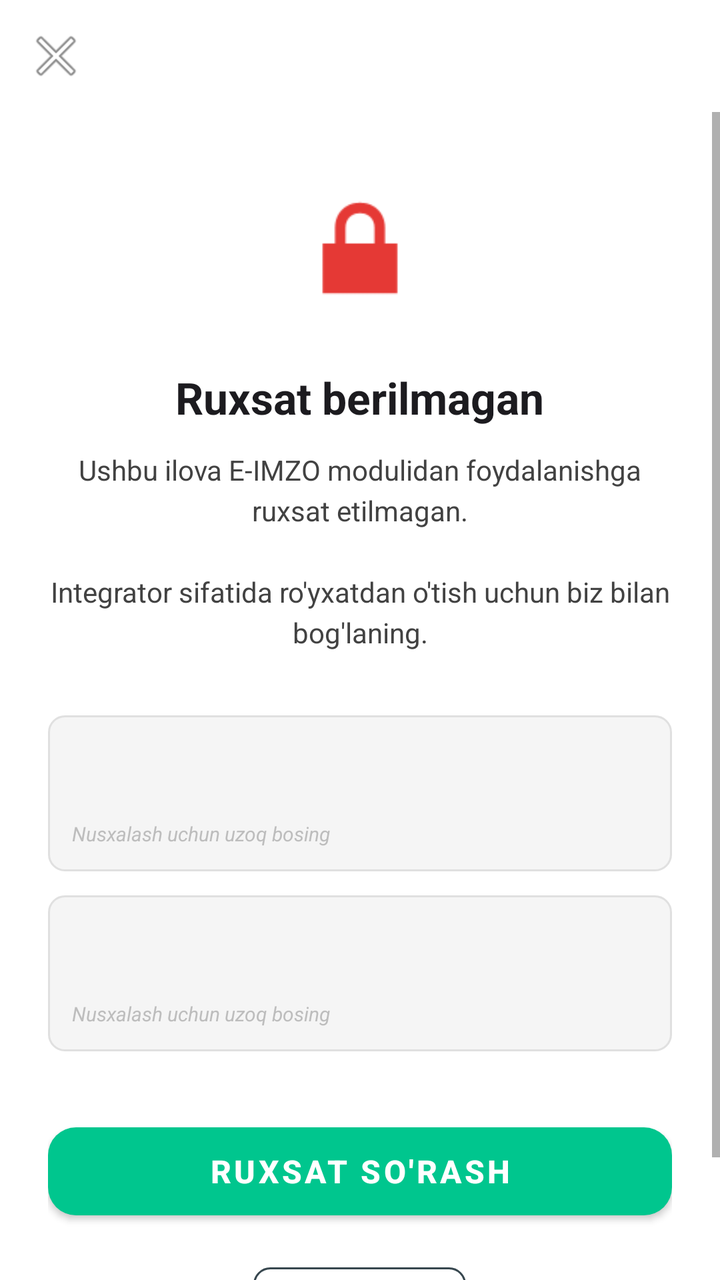
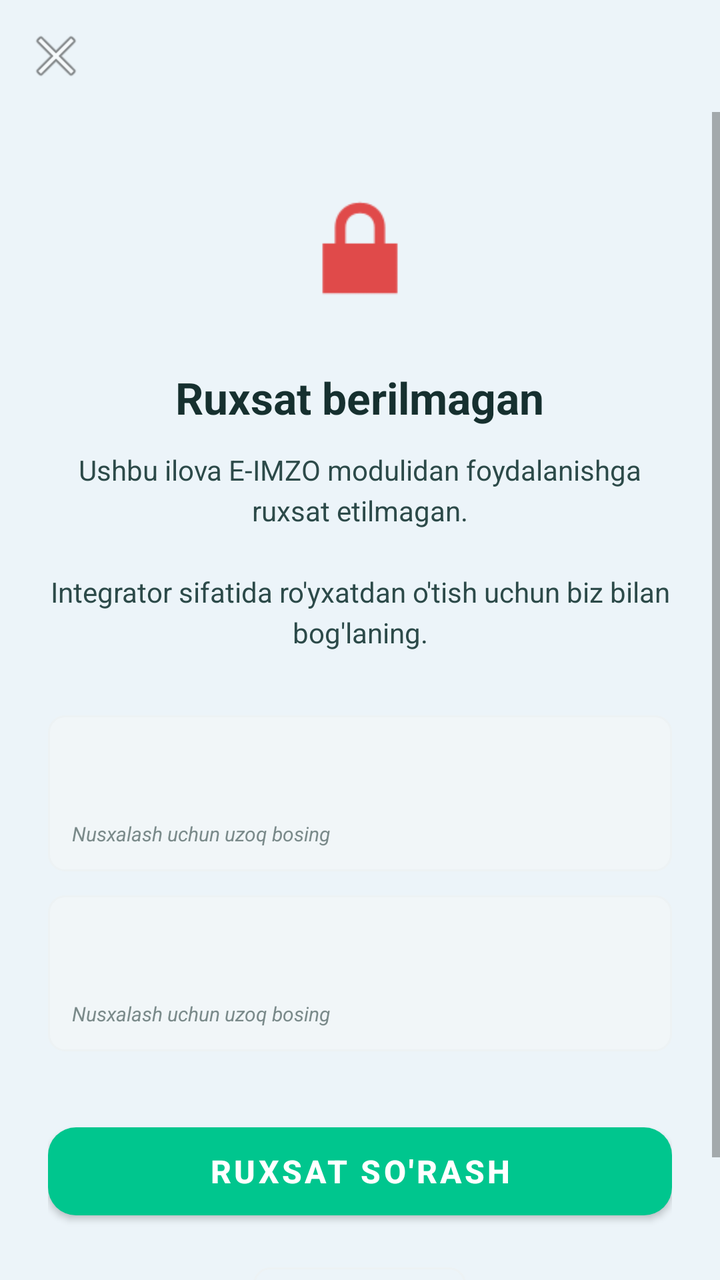

An Android layout rendered at two revisions. The XML below is the earlier revision; the diff shows what the commit changed to produce the second picture.
<!-- AndroidManifest.xml: fallback theme Theme.MaterialComponents.DayNight.NoActionBar -->
<!-- res/layout/eimzo_activity_blocked_app.xml -->
<?xml version="1.0" encoding="utf-8"?>
<LinearLayout
    xmlns:android="http://schemas.android.com/apk/res/android"
    xmlns:app="http://schemas.android.com/apk/res-auto"
    android:layout_width="match_parent"
    android:layout_height="match_parent"
    android:orientation="vertical"
    android:background="#FFFFFF">

    <androidx.appcompat.widget.Toolbar
        android:id="@+id/eimzoBlockedToolbar"
        android:layout_width="match_parent"
        android:layout_height="?attr/actionBarSize"
        android:background="#FFFFFF"
        app:navigationIcon="@android:drawable/ic_menu_close_clear_cancel"
        app:titleTextColor="#1C1B1F" />

    <ScrollView
        android:layout_width="match_parent"
        android:layout_height="match_parent"
        android:fillViewport="true">

        <LinearLayout
            android:layout_width="match_parent"
            android:layout_height="wrap_content"
            android:orientation="vertical"
            android:gravity="center_horizontal"
            android:paddingHorizontal="24dp"
            android:paddingTop="32dp"
            android:paddingBottom="32dp">

            <ImageView
                android:layout_width="72dp"
                android:layout_height="72dp"
                android:src="@android:drawable/ic_lock_lock"
                app:tint="#E53935"
                android:contentDescription="@null" />

            <TextView
                android:layout_width="wrap_content"
                android:layout_height="wrap_content"
                android:layout_marginTop="24dp"
                android:text="Ruxsat berilmagan"
                android:textColor="#1C1B1F"
                android:textSize="22sp"
                android:textStyle="bold"
                android:gravity="center" />

            <TextView
                android:layout_width="match_parent"
                android:layout_height="wrap_content"
                android:layout_marginTop="12dp"
                android:text="Ushbu ilova E-IMZO modulidan foydalanishga ruxsat etilmagan.\n\nIntegrator sifatida ro'yxatdan o'tish uchun biz bilan bog'laning."
                android:textColor="#424242"
                android:textSize="14sp"
                android:lineSpacingExtra="4dp"
                android:gravity="center" />

            
            <include
                android:id="@+id/cardPackage"
                layout="@layout/eimzo_blocked_info_card"
                android:layout_width="match_parent"
                android:layout_height="wrap_content"
                android:layout_marginTop="32dp" />

            
            <include
                android:id="@+id/cardError"
                layout="@layout/eimzo_blocked_info_card"
                android:layout_width="match_parent"
                android:layout_height="wrap_content"
                android:layout_marginTop="12dp" />

            
            <com.google.android.material.button.MaterialButton
                android:id="@+id/btnRequestAccess"
                android:layout_width="match_parent"
                android:layout_height="56dp"
                android:layout_marginTop="32dp"
                android:text="Ruxsat so'rash"
                android:textSize="16sp"
                android:textStyle="bold"
                app:cornerRadius="14dp"
                app:backgroundTint="#00C68E" />

            
            <TextView
                android:id="@+id/tvContactEmail"
                android:layout_width="wrap_content"
                android:layout_height="wrap_content"
                android:layout_marginTop="20dp"
                android:paddingHorizontal="20dp"
                android:paddingVertical="12dp"
                android:text="info@yt.uz"
                android:textColor="#1976D2"
                android:textSize="14sp"
                android:background="@drawable/eimzo_blocked_email_border" />
        </LinearLayout>
    </ScrollView>
</LinearLayout>
<!-- res/layout/eimzo_blocked_info_card.xml (included above) -->
<?xml version="1.0" encoding="utf-8"?>
<LinearLayout
    xmlns:android="http://schemas.android.com/apk/res/android"
    android:layout_width="match_parent"
    android:layout_height="wrap_content"
    android:orientation="vertical"
    android:padding="12dp"
    android:background="@drawable/eimzo_blocked_info_bg"
    android:clickable="true"
    android:focusable="true">

    <TextView
        android:id="@+id/tvCardTitle"
        android:layout_width="match_parent"
        android:layout_height="wrap_content"
        android:textColor="#757575"
        android:textSize="11sp"
        android:textStyle="bold"
        android:letterSpacing="0.05" />

    <TextView
        android:id="@+id/tvCardValue"
        android:layout_width="match_parent"
        android:layout_height="wrap_content"
        android:layout_marginTop="4dp"
        android:textColor="#212121"
        android:textSize="13sp" />

    <TextView
        android:layout_width="wrap_content"
        android:layout_height="wrap_content"
        android:layout_marginTop="4dp"
        android:text="Nusxalash uchun uzoq bosing"
        android:textColor="#BDBDBD"
        android:textSize="10sp"
        android:textStyle="italic" />
</LinearLayout>
<!-- resources referenced by this layout -->
<resources>
  <!-- drawable eimzo_blocked_email_border (drawable) -->
  <?xml version="1.0" encoding="utf-8"?>
  <shape xmlns:android="http://schemas.android.com/apk/res/android"
      android:shape="rectangle">
      <stroke android:width="1dp" android:color="#37474F" />
      <corners android:radius="8dp" />
  </shape>
  <!-- drawable eimzo_blocked_info_bg (drawable) -->
  <?xml version="1.0" encoding="utf-8"?>
  <shape xmlns:android="http://schemas.android.com/apk/res/android"
      android:shape="rectangle">
      <solid android:color="#F5F5F5" />
      <stroke android:width="1dp" android:color="#E0E0E0" />
      <corners android:radius="8dp" />
  </shape>
</resources>

<!-- the commit's change to res/layout/eimzo_activity_blocked_app.xml (unified diff, before → after) -->
@@ -5,15 +5,15 @@
     android:layout_width="match_parent"
     android:layout_height="match_parent"
     android:orientation="vertical"
-    android:background="#FFFFFF">
+    android:background="@color/eimzo_ui_background">
 
     <androidx.appcompat.widget.Toolbar
         android:id="@+id/eimzoBlockedToolbar"
         android:layout_width="match_parent"
         android:layout_height="?attr/actionBarSize"
-        android:background="#FFFFFF"
+        android:background="@color/eimzo_ui_background"
         app:navigationIcon="@android:drawable/ic_menu_close_clear_cancel"
-        app:titleTextColor="#1C1B1F" />
+        app:titleTextColor="@color/eimzo_ui_text" />
 
     <ScrollView
         android:layout_width="match_parent"
@@ -33,7 +33,7 @@
                 android:layout_width="72dp"
                 android:layout_height="72dp"
                 android:src="@android:drawable/ic_lock_lock"
-                app:tint="#E53935"
+                app:tint="@color/eimzo_ui_danger"
                 android:contentDescription="@null" />
 
             <TextView
@@ -41,7 +41,7 @@
                 android:layout_height="wrap_content"
                 android:layout_marginTop="24dp"
                 android:text="Ruxsat berilmagan"
-                android:textColor="#1C1B1F"
+                android:textColor="@color/eimzo_ui_text"
                 android:textSize="22sp"
                 android:textStyle="bold"
                 android:gravity="center" />
@@ -51,7 +51,7 @@
                 android:layout_height="wrap_content"
                 android:layout_marginTop="12dp"
                 android:text="Ushbu ilova E-IMZO modulidan foydalanishga ruxsat etilmagan.\n\nIntegrator sifatida ro'yxatdan o'tish uchun biz bilan bog'laning."
-                android:textColor="#424242"
+                android:textColor="@color/eimzo_ui_text_secondary"
                 android:textSize="14sp"
                 android:lineSpacingExtra="4dp"
                 android:gravity="center" />
@@ -82,7 +82,7 @@
                 android:textSize="16sp"
                 android:textStyle="bold"
                 app:cornerRadius="14dp"
-                app:backgroundTint="#00C68E" />
+                app:backgroundTint="@color/eimzo_ui_accent" />
 
             
             <TextView
@@ -93,7 +93,7 @@
                 android:paddingHorizontal="20dp"
                 android:paddingVertical="12dp"
                 android:text="info@yt.uz"
-                android:textColor="#1976D2"
+                android:textColor="@color/eimzo_ui_accent"
                 android:textSize="14sp"
                 android:background="@drawable/eimzo_blocked_email_border" />
         </LinearLayout>
@@ -115,7 +115,7 @@
         android:id="@+id/tvCardTitle"
         android:layout_width="match_parent"
         android:layout_height="wrap_content"
-        android:textColor="#757575"
+        android:textColor="@color/eimzo_ui_text_muted"
         android:textSize="11sp"
         android:textStyle="bold"
         android:letterSpacing="0.05" />
@@ -125,7 +125,7 @@
         android:layout_width="match_parent"
         android:layout_height="wrap_content"
         android:layout_marginTop="4dp"
-        android:textColor="#212121"
+        android:textColor="@color/eimzo_ui_text"
         android:textSize="13sp" />
 
     <TextView
@@ -133,7 +133,7 @@
         android:layout_height="wrap_content"
         android:layout_marginTop="4dp"
         android:text="Nusxalash uchun uzoq bosing"
-        android:textColor="#BDBDBD"
+        android:textColor="@color/eimzo_ui_text_hint"
         android:textSize="10sp"
         android:textStyle="italic" />
 </LinearLayout>
<!-- resource entries referenced after the edit -->
@@ -1,19 +1,28 @@
 <!-- resources referenced by this layout -->
 <resources>
+  <color name="eimzo_ui_accent">#00C68E</color>
+  <color name="eimzo_ui_background">#ECF4F9</color>
+  <color name="eimzo_ui_danger">#E04A4A</color>
+  <color name="eimzo_ui_text">#16302F</color>
+  <color name="eimzo_ui_text_hint">#7A8A8A</color>
+  <color name="eimzo_ui_text_muted">#5B7176</color>
+  <color name="eimzo_ui_text_secondary">#2C4A49</color>
   <!-- drawable eimzo_blocked_email_border (drawable) -->
   <?xml version="1.0" encoding="utf-8"?>
   <shape xmlns:android="http://schemas.android.com/apk/res/android"
       android:shape="rectangle">
-      <stroke android:width="1dp" android:color="#37474F" />
+      <stroke android:width="1dp" android:color="@color/eimzo_ui_divider" />
       <corners android:radius="8dp" />
   </shape>
   <!-- drawable eimzo_blocked_info_bg (drawable) -->
   <?xml version="1.0" encoding="utf-8"?>
   <shape xmlns:android="http://schemas.android.com/apk/res/android"
       android:shape="rectangle">
-      <solid android:color="#F5F5F5" />
-      <stroke android:width="1dp" android:color="#E0E0E0" />
+      <solid android:color="@color/eimzo_ui_well" />
+      <stroke android:width="1dp" android:color="@color/eimzo_ui_divider" />
       <corners android:radius="8dp" />
   </shape>
+  <color name="eimzo_ui_divider">#EDF2F4</color>
+  <color name="eimzo_ui_well">#F1F6F8</color>
 </resources>
 
